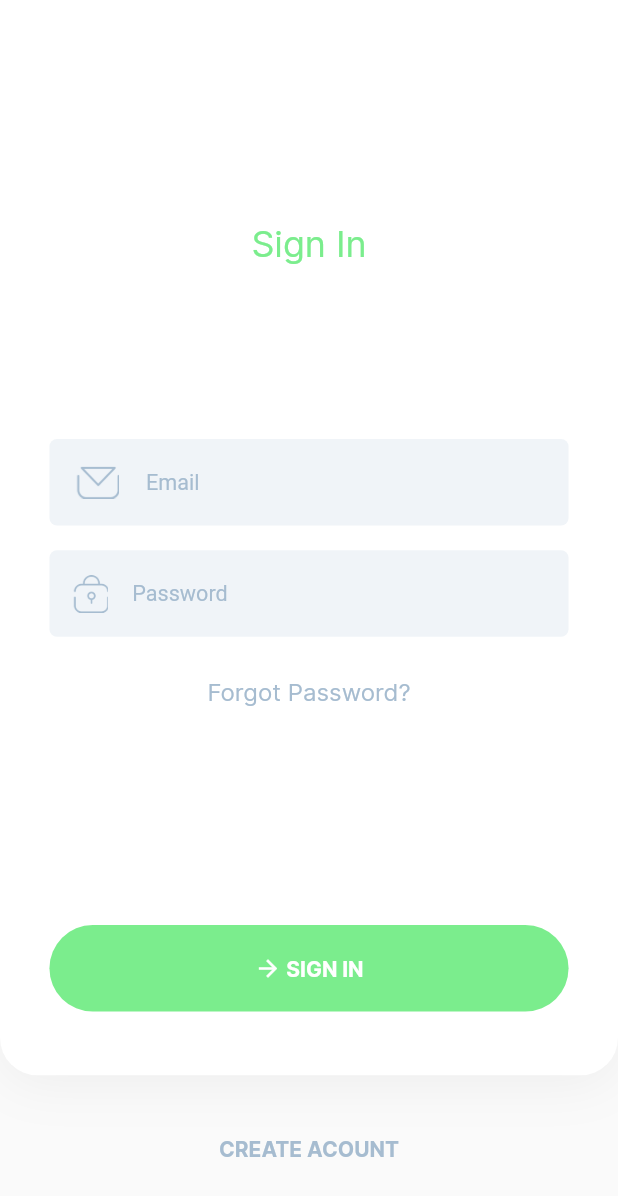
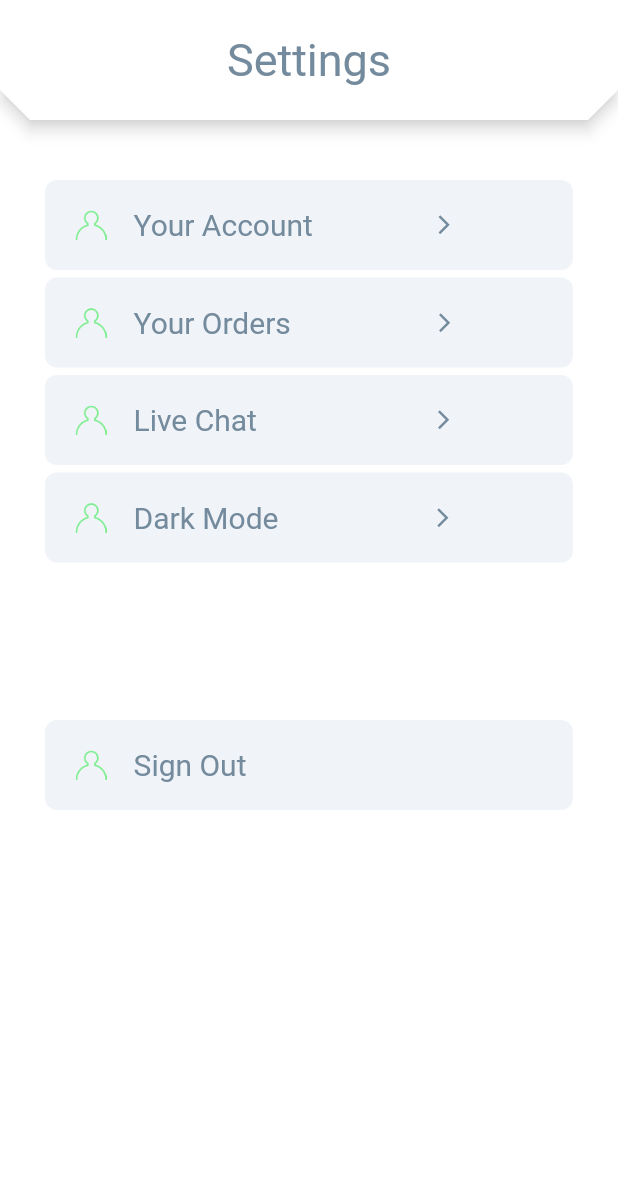
Before and after one commit to omarkaialy/envato, a Flutter app: the screen it shows after launch, on a phone screen of 412 x 824 dp. Shown: the top 1196 px of the screen. Run offline on Flutter 3.47's test engine with Material 2 defaults, Android fonts, the phone set to English and light mode, and no system bars.

Commit message:
Settings Screen Code

```diff
--- a/lib/main.dart
+++ b/lib/main.dart
@@ -1,4 +1,5 @@
 import 'package:envato/auth/sign_in_screen.dart';
+import 'package:envato/settings/settings.dart';
 //import 'package:envato/splash/splash_screen.dart';
 import 'package:flutter/material.dart';
 
@@ -12,7 +13,7 @@ class MainApp extends StatelessWidget {
   @override
   Widget build(BuildContext context) {
     return MaterialApp(
-      home: SignInScreen(),
+      home: SETTINGS(),
       //SplashScreen(),
       debugShowCheckedModeBanner: false,
     );
--- a/lib/settings/settings.dart
+++ b/lib/settings/settings.dart
@@ -0,0 +1,84 @@
+import 'package:flutter/cupertino.dart';
+import 'package:flutter/material.dart';
+
+class SETTINGS extends StatelessWidget {
+  const SETTINGS({super.key});
+
+  @override
+  Widget build(BuildContext context) {
+    return Scaffold(backgroundColor: Colors.white,
+      appBar: AppBar( shape: BeveledRectangleBorder(borderRadius: BorderRadius.vertical(bottom: Radius.circular(20))),
+      elevation: 4,shadowColor: Colors.grey.shade50,toolbarHeight: 80,
+       backgroundColor: Colors.white,title: Text('Settings',
+       style: TextStyle(color: Color(0xff748a9d),fontSize: 30,fontWeight: FontWeight.normal),),
+       centerTitle: true),
+      body:Padding(
+        padding: const EdgeInsets.only(left: 30,right: 30),
+        child: Column(
+          children: [
+            SizedBox(height: 40),
+          Container(height: 60,padding: EdgeInsets.only(left: 20),
+            decoration: BoxDecoration(color: Color(0xfff0f4f8),borderRadius: BorderRadius.circular(8)),margin: EdgeInsets.only(bottom: 5),
+            child: Row(children: [
+
+              Image.asset('assets/images/path.png',height:20,color: Color(0xff7bed8d), ),
+              SizedBox(width:18),
+              Text('Your Account',style: TextStyle(color: Color(0xff748a9d),fontSize: 20),),
+                   SizedBox(width: 80),
+              Icon(Icons.arrow_forward_ios,color: Color(0xff748a9d),size: 15,)
+
+            ],
+           )),
+          Container(height: 60,padding: EdgeInsets.only(left: 20),
+            decoration: BoxDecoration(color: Color(0xfff0f4f8),borderRadius: BorderRadius.circular(8)),margin: EdgeInsets.only(bottom: 5),
+   child: Row(children: [
+
+              Image.asset('assets/images/path.png',height:20,color: Color(0xff7bed8d), ),
+              SizedBox(width:18),
+              Text('Your Orders',style: TextStyle(color: Color(0xff748a9d),fontSize: 20),),
+               SizedBox(width: 95),
+               Icon(Icons.arrow_forward_ios,color: Color(0xff748a9d),size: 15,)
+            ],
+           )
+            ),
+          Container(height: 60,padding: EdgeInsets.only(left: 20),
+            decoration: BoxDecoration(color: Color(0xfff0f4f8),borderRadius: BorderRadius.circular(8)),margin: EdgeInsets.only(bottom: 5),
+               child: Row(children: [
+
+              Image.asset('assets/images/path.png',height:20,color: Color(0xff7bed8d), ),
+              SizedBox(width:18),
+              Text('Live Chat',style: TextStyle(color: Color(0xff748a9d),fontSize: 20),),
+             SizedBox(width:117),
+               Icon(Icons.arrow_forward_ios,color: Color(0xff748a9d),size: 15,)
+            ],
+           )
+            ),
+          Container(height: 60,padding: EdgeInsets.only(left: 20),
+            decoration: BoxDecoration(color: Color(0xfff0f4f8),borderRadius: BorderRadius.circular(8)),margin: EdgeInsets.only(bottom: 5),
+               child: Row(children: [
+              Image.asset('assets/images/path.png',height:20,color: Color(0xff7bed8d), ),
+               SizedBox(width:18),
+              Text('Dark Mode',style: TextStyle(color: Color(0xff748a9d),fontSize: 20),),
+              SizedBox(width:102),
+               Icon(Icons.arrow_forward_ios,color: Color(0xff748a9d),size: 15,)
+            ],
+           )
+            ),
+          SizedBox(height: 100),
+          Container(height: 60,padding: EdgeInsets.only(left: 20),
+            decoration: BoxDecoration(color: Color(0xfff0f4f8),borderRadius: BorderRadius.circular(8)),
+               child: Row(children: [
+
+              Image.asset('assets/images/path.png',height:20,color: Color(0xff7bed8d), ),
+              SizedBox(width:18),
+              Text('Sign Out',style: TextStyle(color: Color(0xff748a9d),fontSize: 20),)
+            ],
+           )
+            ),
+        ],
+
+        ),
+      ),
+    );
+  }
+}
```
